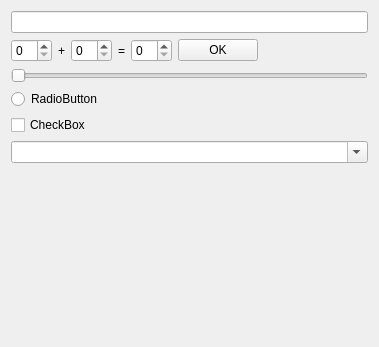
RinatB2017/mega_GIT, file Qt/my_programm/_For_tests/src/for_tests_mainbox/ui/for_tests_mainbox.ui: the form before one commit.
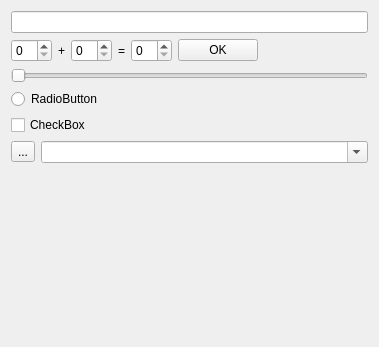
The form after the commit.

```diff
--- a/Qt/my_programm/_For_tests/src/for_tests_mainbox/ui/for_tests_mainbox.ui
+++ b/Qt/my_programm/_For_tests/src/for_tests_mainbox/ui/for_tests_mainbox.ui
@@ -95,11 +95,22 @@
     </widget>
    </item>
    <item>
+    <layout class="QHBoxLayout" name="horizontalLayout">
+     <item>
+      <widget class="QToolButton" name="toolButton">
+       <property name="text">
+        <string>...</string>
+       </property>
+      </widget>
+     </item>
+     <item>
     <widget class="QComboBox" name="comboBox">
      <property name="editable">
       <bool>true</bool>
      </property>
     </widget>
+     </item>
+    </layout>
    </item>
    <item>
     <spacer name="verticalSpacer">
```
Lines whose indentation alone changed are shown as unchanged.
